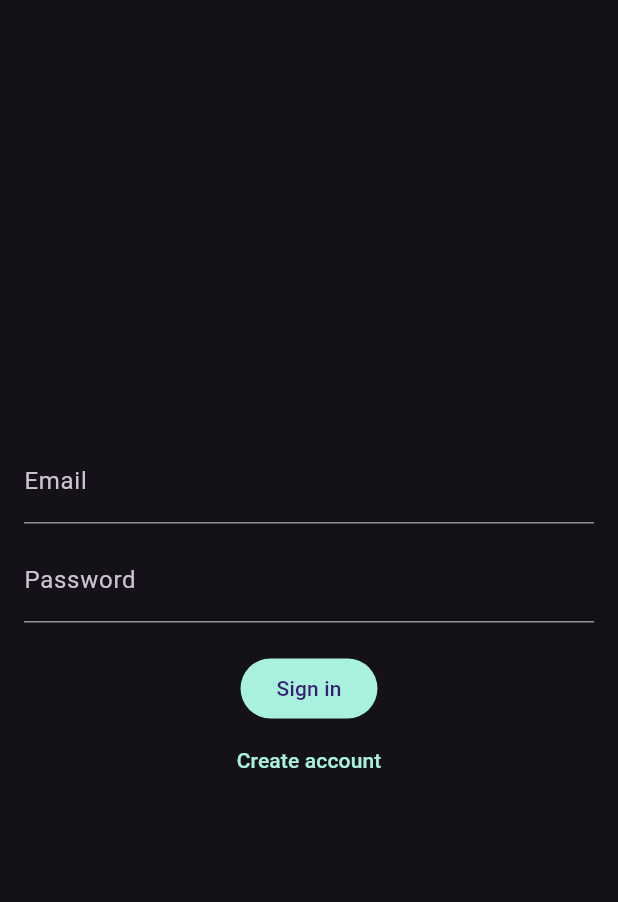
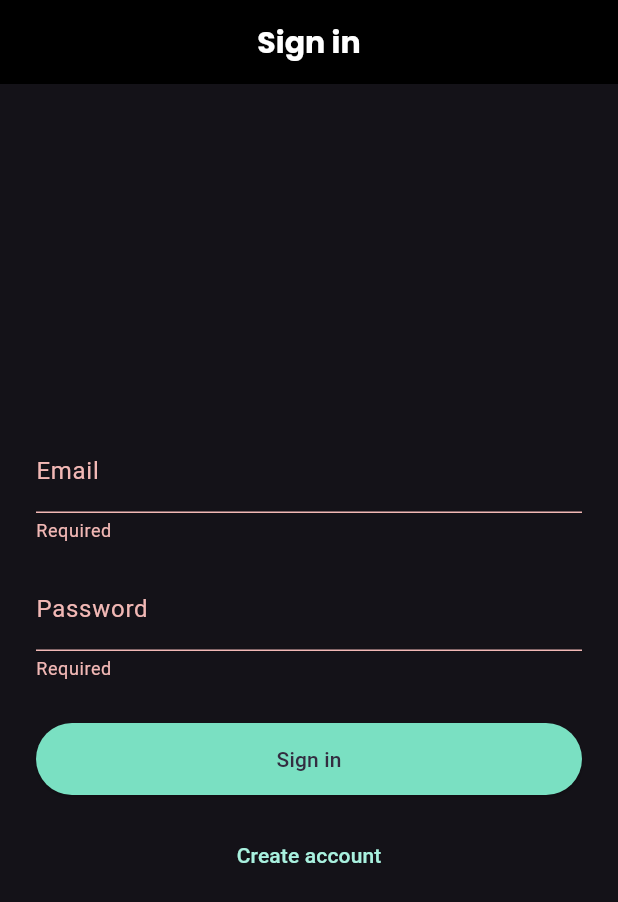
Before and after one commit to landphoto/Land_Photo, a Flutter app: the screen it shows after launch, after a tap on "Sign in", on a phone screen of 412 x 824 dp. Shown: the top 902 px of the screen. Run offline on Flutter 3.47's test engine with Material 3 defaults, Android fonts, the phone set to English and light mode, and no system bars; our stand-ins replace emoji_picker_flutter, google_fonts, image_picker, supabase, supabase_flutter; accounts and stored records are empty; Roboto replaces fonts that are missing (Cairo).

Commit message:
Fix: working Sign in button with loading, validation, proper navigation

```diff
--- a/lib/screens/login_screen.dart
+++ b/lib/screens/login_screen.dart
@@ -1,6 +1,6 @@
+// lib/screens/login_screen.dart
 import 'package:flutter/material.dart';
-import '../services/auth_service.dart';
-import '../services/profile_service.dart';
+import 'package:supabase_flutter/supabase_flutter.dart';
 
 class LoginScreen extends StatefulWidget {
   const LoginScreen({super.key});
@@ -10,38 +10,127 @@ class LoginScreen extends StatefulWidget {
 }
 
 class _LoginScreenState extends State<LoginScreen> {
+  final _formKey = GlobalKey<FormState>();
   final _email = TextEditingController();
   final _pass = TextEditingController();
-  final _auth = AuthService.I;
 
-  Future<void> _doSignIn() async {
-    await _auth.signIn(email: _email.text.trim(), password: _pass.text.trim());
-    await ProfileService.I.ensureRow();
-    if (!mounted) return;
-    Navigator.of(context).pushNamedAndRemoveUntil('/home', (_) => false);
+  bool _loading = false;
+  final _supabase = Supabase.instance.client;
+
+  @override
+  void dispose() {
+    _email.dispose();
+    _pass.dispose();
+    super.dispose();
   }
 
-  Future<void> _doSignUp() async {
-    await _auth.signUp(email: _email.text.trim(), password: _pass.text.trim());
-    if (!mounted) return;
-    Navigator.of(context).pushNamedAndRemoveUntil('/home', (_) => false);
+  Future<void> _signIn() async {
+    // ???? ????? ?????? ????? ???????
+    if (_loading) return;
+
+    final valid = _formKey.currentState?.validate() ?? false;
+    if (!valid) return;
+
+    setState(() => _loading = true);
+    try {
+      final res = await _supabase.auth.signInWithPassword(
+        email: _email.text.trim(),
+        password: _pass.text,
+      );
+
+      // ????
+      if (!mounted) return;
+      if (res.session != null) {
+        // ????: ??? ??? Home ???? ??????
+        Navigator.of(context).pushNamedAndRemoveUntil('/home', (r) => false);
+      } else {
+        ScaffoldMessenger.of(context).showSnackBar(
+          const SnackBar(content: Text('??? ????? ??????')),
+        );
+      }
+    } on AuthException catch (e) {
+      if (!mounted) return;
+      ScaffoldMessenger.of(context).showSnackBar(
+        SnackBar(content: Text(e.message)),
+      );
+    } catch (e) {
+      if (!mounted) return;
+      ScaffoldMessenger.of(context).showSnackBar(
+        SnackBar(content: Text('??? ??? ?????: $e')),
+      );
+    } finally {
+      if (mounted) setState(() => _loading = false);
+    }
   }
 
   @override
   Widget build(BuildContext context) {
+    final cs = Theme.of(context).colorScheme;
     return Scaffold(
-      body: Padding(
-        padding: const EdgeInsets.all(16),
-        child: Column(
-          mainAxisAlignment: MainAxisAlignment.center,
-          children: [
-            TextField(controller: _email, decoration: const InputDecoration(labelText: 'Email')),
-            const SizedBox(height: 10),
-            TextField(controller: _pass, decoration: const InputDecoration(labelText: 'Password'), obscureText: true),
-            const SizedBox(height: 20),
-            FilledButton(onPressed: _doSignIn, child: const Text('Sign in')),
-            TextButton(onPressed: _doSignUp, child: const Text('Create account')),
-          ],
+      appBar: AppBar(title: const Text('Sign in')),
+      body: SafeArea(
+        child: GestureDetector(
+          // ?? ?????? ???????? ? ???? ??? ?????
+          onTap: () => FocusScope.of(context).unfocus(),
+          behavior: HitTestBehavior.translucent,
+          child: Center(
+            child: ConstrainedBox(
+              constraints: const BoxConstraints(maxWidth: 420),
+              child: Padding(
+                padding: const EdgeInsets.all(24),
+                child: Form(
+                  key: _formKey,
+                  child: Column(
+                    mainAxisSize: MainAxisSize.min,
+                    children: [
+                      TextFormField(
+                        controller: _email,
+                        keyboardType: TextInputType.emailAddress,
+                        decoration: const InputDecoration(labelText: 'Email'),
+                        validator: (v) =>
+                            (v == null || v.trim().isEmpty) ? 'Required' : null,
+                      ),
+                      const SizedBox(height: 16),
+                      TextFormField(
+                        controller: _pass,
+                        obscureText: true,
+                        decoration: const InputDecoration(labelText: 'Password'),
+                        validator: (v) =>
+                            (v == null || v.isEmpty) ? 'Required' : null,
+                      ),
+                      const SizedBox(height: 28),
+                      SizedBox(
+                        width: double.infinity,
+                        height: 48,
+                        child: ElevatedButton(
+                          onPressed: _loading ? null : _signIn, // ???!
+                          style: ElevatedButton.styleFrom(
+                            backgroundColor: cs.secondary,
+                            foregroundColor: cs.onSecondary,
+                            shape: const StadiumBorder(),
+                          ),
+                          child: _loading
+                              ? const SizedBox(
+                                  width: 22,
+                                  height: 22,
+                                  child: CircularProgressIndicator(strokeWidth: 2),
+                                )
+                              : const Text('Sign in'),
+                        ),
+                      ),
+                      const SizedBox(height: 16),
+                      TextButton(
+                        onPressed: _loading
+                            ? null
+                            : () => Navigator.of(context).pushNamed('/signup'),
+                        child: const Text('Create account'),
+                      ),
+                    ],
+                  ),
+                ),
+              ),
+            ),
+          ),
         ),
       ),
     );
```
